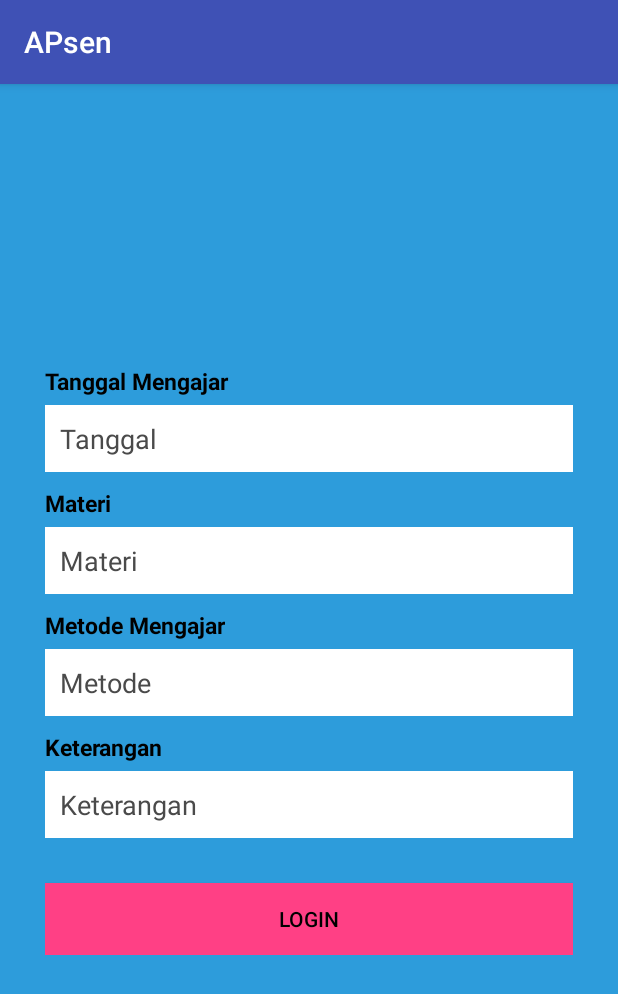
After one commit to afisn/presensi, an Android app: the BeritaAcara screen opened directly, with no data from a screen before it, on a phone screen of 412 x 824 dp. The commit adds this screen. Shown: the top 994 px of the screen. Run offline under Robolectric (Android 15) with nearby library versions, the phone set to English and light mode, and no system bars.

Commit message:
tambah berita acara, hapus file coba, ubah status mhs

```diff
--- a/skripsiq/app/src/main/AndroidManifest.xml
+++ b/skripsiq/app/src/main/AndroidManifest.xml
@@ -6,7 +6,7 @@
         android:name=".Volley.AppController"
         android:allowBackup="true"
         android:icon="@mipmap/ic_launcher"
-        android:label="@string/app_name"
+        android:label="APsen"
         android:roundIcon="@mipmap/ic_launcher_round"
         android:supportsRtl="true"
         android:theme="@style/AppTheme">
@@ -30,7 +30,7 @@
         <activity android:name=".Help.Help"/>
         <activity android:name=".Presensi.PDCheck"/>
         <activity android:name=".Presensi.PresensiDosen"/>
-        <activity android:name=".Coba.NextActivity"/>
+        <activity android:name=".Presensi.BeritaAcara"/>
         <activity android:name=".WifiDirect.Wifi_Main"/>
     </application>
 
--- a/skripsiq/app/src/main/java/com/example/lenovoq/skripsiq/JadwalMhs/JadwalMhs.java
+++ b/skripsiq/app/src/main/java/com/example/lenovoq/skripsiq/JadwalMhs/JadwalMhs.java
@@ -47,7 +47,7 @@ public class JadwalMhs extends AppCompatActivity {
 
     SharedPreferences sharedpreferences;
     public static final String my_shared_preferences = "my_shared_preferences";
-    String username ;
+    String username;
 
     @Override
     protected void onCreate(Bundle savedInstanceState) {
--- /dev/null
+++ b/skripsiq/app/src/main/java/com/example/lenovoq/skripsiq/Presensi/BeritaAcara.java
@@ -0,0 +1,80 @@
+package com.example.lenovoq.skripsiq.Presensi;
+
+import android.net.ConnectivityManager;
+import android.os.Bundle;
+import android.support.v7.app.AppCompatActivity;
+import android.view.View;
+import android.widget.Button;
+import android.widget.EditText;
+import android.widget.TextView;
+import android.widget.Toast;
+
+import com.example.lenovoq.skripsiq.R;
+import com.example.lenovoq.skripsiq.Volley.Server;
+
+import org.json.JSONObject;
+
+public class BeritaAcara extends AppCompatActivity {
+
+    private TextView tgltxt, metodetxt, materitxt, kettxt;
+    private Button btn_simpan;
+    private EditText txttgl, txtmetode, txtmateri, txtket;
+
+    private String url = Server.URL + "berita_acara.php";
+    ConnectivityManager conMgr;
+
+    @Override
+    protected void onCreate(Bundle savedInstanceState) {
+        super.onCreate(savedInstanceState);
+        setContentView(R.layout.berita_acara);
+
+        btn_simpan = (Button) findViewById(R.id.btnSimpanBA);
+        txttgl = (EditText) findViewById(R.id.txttgl);
+        txtmateri = (EditText) findViewById(R.id.txtmateri);
+        txtmetode = (EditText) findViewById(R.id.txtmetode);
+        txtket = (EditText) findViewById(R.id.txtket);
+
+        kettxt = (TextView) findViewById(R.id.kettxt);
+        materitxt = (TextView) findViewById(R.id.materitxt);
+        metodetxt = (TextView) findViewById(R.id.metodetxt);
+        tgltxt = (TextView) findViewById(R.id.tgltxt);
+
+        //data yang dipilih di hal sebelum
+        for (int i = 0; i < PDCheck_list.list_data.size(); i++) {
+            if (PDCheck_list.list_data.get(i).isSelected()) {
+//                JSONObject jsonObject = array.get(i);
+            }
+        }
+
+        btn_simpan.setOnClickListener(new View.OnClickListener() {
+
+            @Override
+            public void onClick(View v) {
+                // TODO Auto-generated method stub
+                String tgl = txttgl.getText().toString();
+                String metode = txtmetode.getText().toString();
+                String materi = txtmateri.getText().toString();
+                String ket = txtket.getText().toString();
+
+                // mengecek kolom yang kosong
+                if (metode.trim().length() > 0 && materi.trim().length() > 0) {
+                    if (conMgr.getActiveNetworkInfo() != null
+                            && conMgr.getActiveNetworkInfo().isAvailable()
+                            && conMgr.getActiveNetworkInfo().isConnected()) {
+                        simpanData(tgl, metode, materi);
+                    } else {
+                        Toast.makeText(getApplicationContext(), "No Internet Connection", Toast.LENGTH_LONG).show();
+                    }
+                } else {
+                    // Prompt user to enter credentials
+                    Toast.makeText(getApplicationContext(), "Data belum terisi", Toast.LENGTH_LONG).show();
+                }
+            }
+        });
+
+    }
+
+    public void simpanData(String tgl, String metode, String materi) {
+
+    }
+}
--- a/skripsiq/app/src/main/java/com/example/lenovoq/skripsiq/WifiDirect/GlobalApplication.java
+++ b/skripsiq/app/src/main/java/com/example/lenovoq/skripsiq/WifiDirect/GlobalApplication.java
@@ -5,6 +5,7 @@ import android.content.Context;
 
 public class GlobalApplication extends Application {
     private static Context GlobalContext;
+
 
     @Override
     public void onCreate() {
--- /dev/null
+++ b/skripsiq/app/src/main/res/layout/berita_acara.xml
@@ -0,0 +1,116 @@
+<?xml version="1.0" encoding="utf-8"?>
+<LinearLayout xmlns:android="http://schemas.android.com/apk/res/android"
+    xmlns:tools="http://schemas.android.com/tools"
+    android:layout_width="fill_parent"
+    android:layout_height="fill_parent"
+    android:background="@color/selected_dot"
+    android:gravity="center"
+    android:orientation="vertical"
+    android:padding="10dp"
+    tools:context="com.example.lenovoq.skripsiq.Presensi.BeritaAcara">
+
+    <LinearLayout
+        android:layout_width="fill_parent"
+        android:layout_height="wrap_content"
+        android:layout_gravity="center"
+        android:orientation="vertical"
+        android:paddingLeft="20dp"
+        android:paddingRight="20dp" >
+        <TextView
+            android:id="@+id/tgltxt"
+            android:layout_width="wrap_content"
+            android:layout_height="wrap_content"
+            android:text="Tanggal Mengajar"
+            android:textSize="15dp"
+            android:textColor="@color/black"
+            android:textStyle="bold"
+            android:layout_marginBottom="5dp"/>
+        <EditText
+            android:id="@+id/txttgl"
+            android:layout_width="fill_parent"
+            android:layout_height="wrap_content"
+            android:layout_marginBottom="10dp"
+            android:background="@color/white"
+            android:hint="Tanggal"
+            android:inputType="date"
+            android:padding="10dp"
+            android:singleLine="true"
+            android:textColor="@color/black"
+            android:textColorHint="@color/ob_header" />
+
+        <TextView
+            android:id="@+id/materitxt"
+            android:layout_width="wrap_content"
+            android:layout_height="wrap_content"
+            android:text="Materi"
+            android:textSize="15dp"
+            android:textColor="@color/black"
+            android:textStyle="bold"
+            android:layout_marginBottom="5dp"/>
+        <EditText
+            android:id="@+id/txtmateri"
+            android:layout_width="fill_parent"
+            android:layout_height="wrap_content"
+            android:background="@color/white"
+            android:layout_marginBottom="10dp"
+            android:hint="Materi"
+            android:inputType="text"
+            android:padding="10dp"
+            android:textColor="@color/black"
+            android:textColorHint="@color/ob_header" />
+
+        <TextView
+            android:id="@+id/metodetxt"
+            android:layout_width="wrap_content"
+            android:layout_height="wrap_content"
+            android:text="Metode Mengajar"
+            android:textSize="15dp"
+            android:textColor="@color/black"
+            android:textStyle="bold"
+            android:layout_marginBottom="5dp"/>
+        <EditText
+            android:id="@+id/txtmetode"
+            android:layout_width="fill_parent"
+            android:layout_height="wrap_content"
+            android:background="@color/white"
+            android:layout_marginBottom="10dp"
+            android:hint="Metode"
+            android:inputType="text"
+            android:padding="10dp"
+            android:textColor="@color/black"
+            android:textColorHint="@color/ob_header" />
+
+        <TextView
+            android:id="@+id/kettxt"
+            android:layout_width="wrap_content"
+            android:layout_height="wrap_content"
+            android:text="Keterangan"
+            android:textSize="15dp"
+            android:textColor="@color/black"
+            android:textStyle="bold"
+            android:layout_marginBottom="5dp"/>
+        <EditText
+            android:id="@+id/txtket"
+            android:layout_width="fill_parent"
+            android:layout_height="wrap_content"
+            android:background="@color/white"
+            android:layout_marginBottom="10dp"
+            android:hint="Keterangan"
+            android:inputType="text"
+            android:padding="10dp"
+            android:textColor="@color/black"
+            android:textColorHint="@color/ob_header" />
+
+
+        <Button
+            android:id="@+id/btnSimpanBA"
+            android:layout_width="fill_parent"
+            android:layout_height="wrap_content"
+            android:layout_marginTop="20dip"
+            android:background="@color/fuschia"
+            android:text="Login"
+            android:textColor="@color/black" />
+
+    </LinearLayout>
+
+</LinearLayout>
--- a/skripsiq/app/src/main/res/values/strings.xml
+++ b/skripsiq/app/src/main/res/values/strings.xml
@@ -24,6 +24,7 @@
         <item>Sakit</item>
         <item>Ijin</item>
         <item>Tidak hadir</item>
+        <item>Tugas</item>
     </string-array>
 
     <!-- TODO: Remove or change this placeholder text -->
```
Also changed, not shown: skripsiq/app/src/main/java/com/example/lenovoq/skripsiq/Coba/ListViewItemCheckboxBaseAdapter.java (deleted, +0 -78 lines), skripsiq/app/src/main/java/com/example/lenovoq/skripsiq/Coba/ListViewItemDTO.java (deleted, +0 -24 lines), skripsiq/app/src/main/java/com/example/lenovoq/skripsiq/Coba/ListViewItemViewHolder.java (deleted, +0 -33 lines), skripsiq/app/src/main/java/com/example/lenovoq/skripsiq/Coba/NextActivity.java (deleted, +0 -27 lines), skripsiq/app/src/main/java/com/example/lenovoq/skripsiq/Presensi/PDCheck.java (+24 -18 lines), skripsiq/app/src/main/res/layout/activity_next.xml (deleted, +0 -19 lines), skripsiq/app/src/main/res/layout/jadwal.xml (+5 -3 lines), skripsiq/app/src/main/res/layout/list_item_dsn.xml (+68 -63 lines), skripsiq/app/src/main/res/layout/list_item_mhs.xml (+46 -43 lines), skripsiq/app/src/main/res/layout/presensidosen_list.xml (+12 -10 lines).
